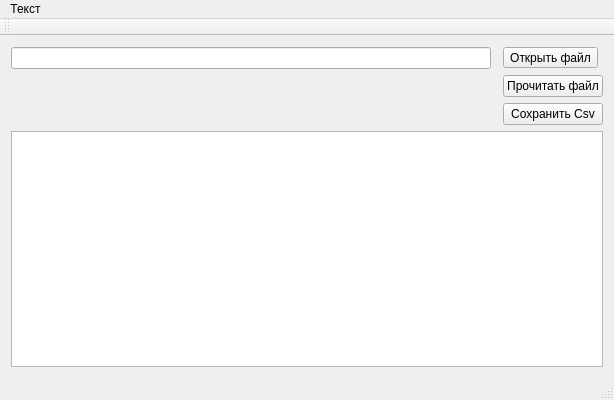
This is mainwindow.ui in tau-lex/Hst-reader as Qt 5 draws it before an edit. The edited form follows.
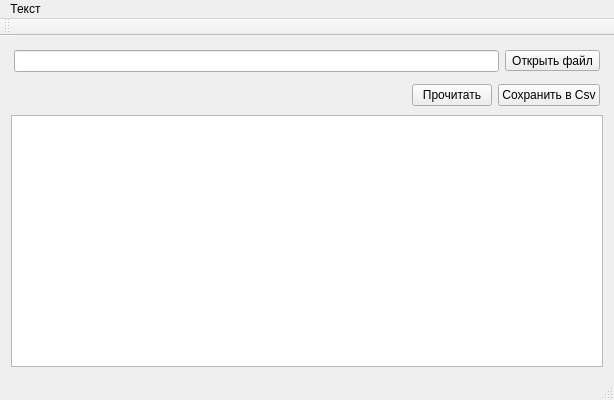
This is the edited form.

What changed in the file:
```diff
--- a/mainwindow.ui
+++ b/mainwindow.ui
@@ -14,15 +14,22 @@
    <string>Hst Reader</string>
   </property>
   <widget class="QWidget" name="centralWidget">
-   <layout class="QGridLayout" name="gridLayout">
-    <item row="1" column="2">
-     <widget class="QPushButton" name="pushButton">
-      <property name="text">
-       <string>Прочитать файл</string>
+   <layout class="QVBoxLayout" name="verticalLayout">
+    <item>
+     <layout class="QHBoxLayout" name="horizontalLayout">
+      <property name="leftMargin">
+       <number>3</number>
       </property>
-     </widget>
-    </item>
-    <item row="0" column="0">
+      <property name="topMargin">
+       <number>3</number>
+      </property>
+      <property name="rightMargin">
+       <number>3</number>
+      </property>
+      <property name="bottomMargin">
+       <number>3</number>
+      </property>
+      <item>
      <widget class="QLineEdit" name="filePathEdit">
       <property name="baseSize">
        <size>
@@ -38,24 +45,30 @@
       </property>
      </widget>
     </item>
-    <item row="0" column="2">
+      <item>
      <widget class="QToolButton" name="findFileButton">
       <property name="text">
        <string>Открыть файл</string>
       </property>
      </widget>
     </item>
-    <item row="3" column="0" colspan="3">
-     <widget class="QTextBrowser" name="textBrowser">
-      <property name="acceptDrops">
-       <bool>false</bool>
-      </property>
-      <property name="openLinks">
-       <bool>false</bool>
-      </property>
-     </widget>
+     </layout>
     </item>
-    <item row="1" column="0">
+    <item>
+     <layout class="QHBoxLayout" name="horizontalLayout_2">
+      <property name="leftMargin">
+       <number>3</number>
+      </property>
+      <property name="topMargin">
+       <number>3</number>
+      </property>
+      <property name="rightMargin">
+       <number>3</number>
+      </property>
+      <property name="bottomMargin">
+       <number>3</number>
+      </property>
+      <item>
      <spacer name="horizontalSpacer">
       <property name="orientation">
        <enum>Qt::Horizontal</enum>
@@ -68,10 +81,29 @@
       </property>
      </spacer>
     </item>
-    <item row="2" column="2">
+      <item>
+       <widget class="QPushButton" name="readButton">
+        <property name="text">
+         <string>Прочитать</string>
+        </property>
+       </widget>
+      </item>
+      <item>
      <widget class="QPushButton" name="saveCsvButton">
       <property name="text">
-       <string>Сохранить Csv</string>
+         <string>Сохранить в Csv</string>
+        </property>
+       </widget>
+      </item>
+     </layout>
+    </item>
+    <item>
+     <widget class="QTextBrowser" name="textBrowser">
+      <property name="acceptDrops">
+       <bool>false</bool>
+      </property>
+      <property name="openLinks">
+       <bool>false</bool>
       </property>
      </widget>
     </item>
```
Lines whose indentation alone changed are shown as unchanged.
